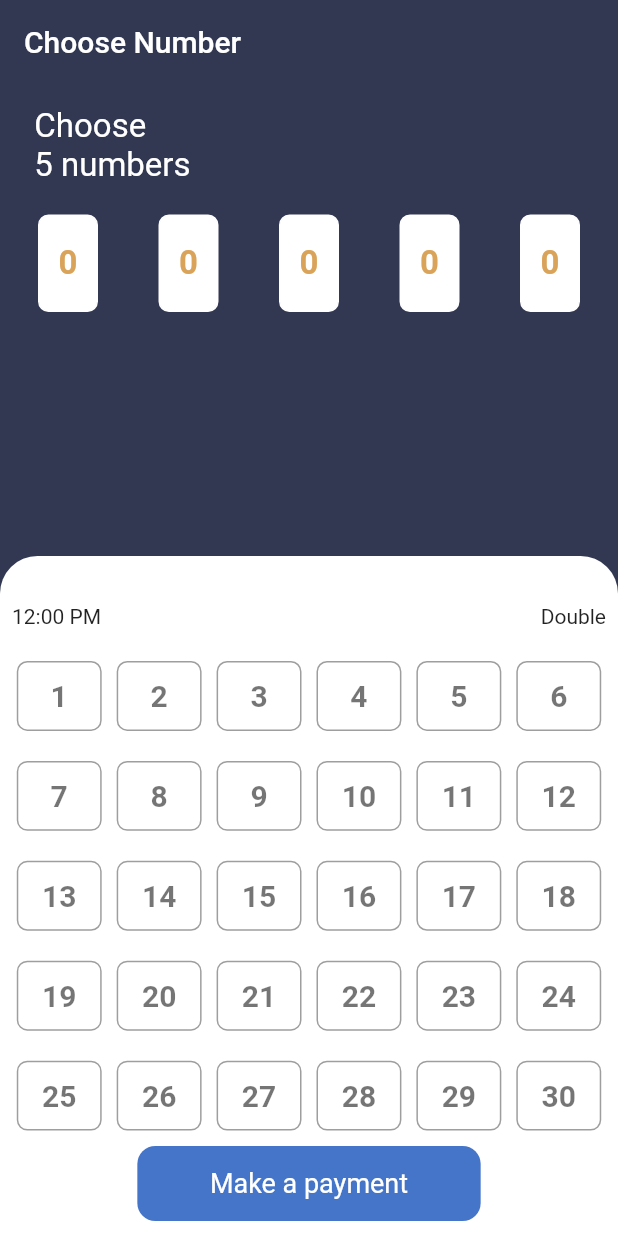
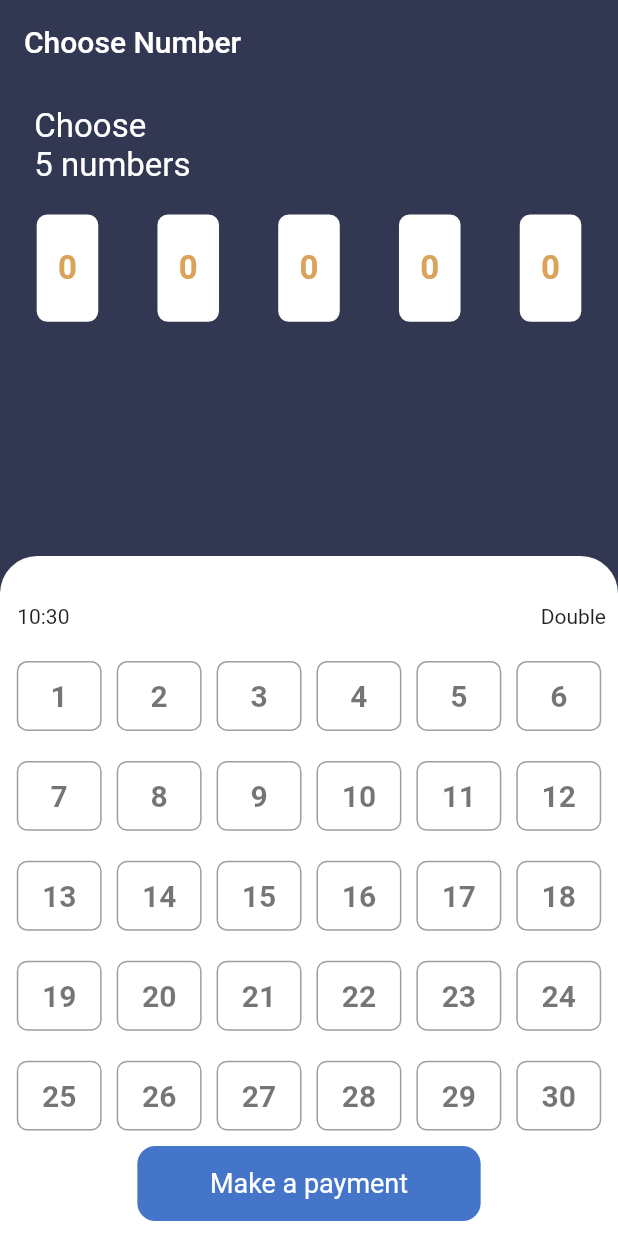
Before and after one commit to SichangiFelix/casino, a Flutter app: the ChooseNumberScreen screen opened directly, on a phone screen of 412 x 824 dp. Run offline on Flutter 3.47's test engine with Material 2 defaults, Android fonts, the phone set to English and light mode, and no system bars; our stand-ins replace flutter_svg, qr_flutter.

Commit message:
responsive ui

```diff
--- a/lib/screens/choose_number_screen.dart
+++ b/lib/screens/choose_number_screen.dart
@@ -2575,7 +2575,7 @@ class _ChooseNumberScreenState extends State<ChooseNumberScreen> {
             child: Row(
               mainAxisAlignment: MainAxisAlignment.spaceBetween,
               children: [
-                Text('12:00 PM'),
+                Text(DateTime.now().toString().substring(10,16)),
 
                 Text('Double'),
               ],
@@ -2665,10 +2665,12 @@ class _ChooseNumberScreenState extends State<ChooseNumberScreen> {
   }
 
    Widget fieldNumber1(String first){
+     var width = MediaQuery.of(context).size.width;
+     var height = MediaQuery.of(context).size.height;
      return Container(
        padding: EdgeInsets.only(left: 10,right: 10),
-       height: 85,
-       width: 70,
+       height: height / 9,
+       width: width / 5.8,
        child: Container(
          margin: EdgeInsets.only(top: 20,right: 5,left: 5),
          height: 70,
@@ -2690,10 +2692,12 @@ class _ChooseNumberScreenState extends State<ChooseNumberScreen> {
      );
    }
    Widget fieldNumber2(String second){
+     var width = MediaQuery.of(context).size.width;
+     var height = MediaQuery.of(context).size.height;
      return Container(
        padding: EdgeInsets.only(left: 10,right: 10),
-       height: 85,
-       width: 70,
+       height: height / 9,
+       width: width / 5.8,
 
 
 
@@ -2720,10 +2724,12 @@ class _ChooseNumberScreenState extends State<ChooseNumberScreen> {
      );
    }
    Widget fieldNumber3(String third){
+     var width = MediaQuery.of(context).size.width;
+     var height = MediaQuery.of(context).size.height;
      return Container(
        padding: EdgeInsets.only(left: 10,right: 10),
-       height: 85,
-       width: 70,
+       height: height / 9,
+       width: width / 5.8,
 
 
 
@@ -2750,10 +2756,12 @@ class _ChooseNumberScreenState extends State<ChooseNumberScreen> {
      );
    }
    Widget fieldNumber4(String fourth){
+     var width = MediaQuery.of(context).size.width;
+     var height = MediaQuery.of(context).size.height;
      return Container(
        padding: EdgeInsets.only(left: 10,right: 10),
-       height: 85,
-       width: 70,
+       height: height / 9,
+       width: width / 5.8,
 
 
 
@@ -2780,10 +2788,12 @@ class _ChooseNumberScreenState extends State<ChooseNumberScreen> {
      );
    }
    Widget fieldNumber5(String fifth){
+    var width = MediaQuery.of(context).size.width;
+    var height = MediaQuery.of(context).size.height;
      return Container(
        padding: EdgeInsets.only(left: 10,right: 10),
-       height: 85,
-       width: 70,
+       height: height / 9,
+       width: width / 5.8,
 
 
 
--- a/lib/screens/home.dart
+++ b/lib/screens/home.dart
@@ -69,28 +69,26 @@ class _HomeState extends State<Home> {
         onTap: onTap,
         items:[
           BottomNavigationBarItem(
-            // label: 'Timeline',
+
             icon: SvgPicture.asset(
                 'assets/icons/home_icon.svg',
               width: 22,
             ),
           ),
           BottomNavigationBarItem(
-            // label: 'Live feed',
             icon: SvgPicture.asset(
               'assets/icons/nav_rect.svg',
               width: 28,
             ),
           ),
           BottomNavigationBarItem(
-            // label: 'Upload',
+
             icon: SvgPicture.asset(
               'assets/icons/message_icon.svg',
               width: 26,
             ),
           ),
           BottomNavigationBarItem(
-            // label: 'Search',
             icon: SvgPicture.asset(
               'assets/icons/favorites_icon.svg',
               width: 24,
```
